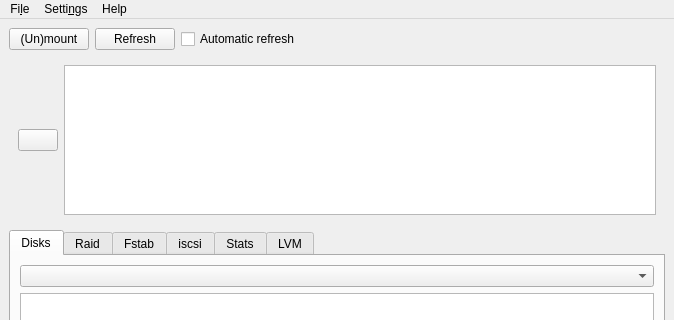
First picture: the form in ui/main.ui, repository iddekingej/blgui, before the edit; both pictures show x 0 to 674 and y 0 to 320 of the 674 by 648 pixel window.
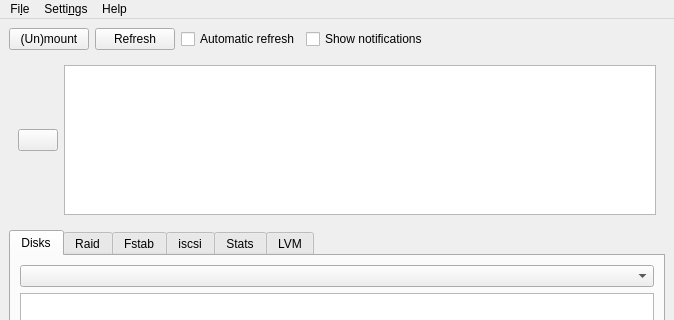
Second picture: the form after the edit. Icons and pictures are not drawn.

Commit message: *Disable/Enable notifications

The edit to the form file:
```diff
--- a/ui/main.ui
+++ b/ui/main.ui
@@ -74,15 +74,25 @@
          </widget>
         </item>
         <item>
-         <widget class="QLabel" name="arInfo">
-          <property name="styleSheet">
-           <string notr="true">QLabel{color:#F00;}</string>
-          </property>
+         <widget class="QCheckBox" name="shownotifications">
           <property name="text">
-           <string/>
+           <string>Show notifications</string>
           </property>
          </widget>
         </item>
+        <item>
+         <spacer name="horizontalSpacer">
+          <property name="orientation">
+           <enum>Qt::Horizontal</enum>
+          </property>
+          <property name="sizeHint" stdset="0">
+           <size>
+            <width>40</width>
+            <height>20</height>
+           </size>
+          </property>
+         </spacer>
+        </item>
        </layout>
       </item>
       <item>
```
The commit also changes 4 other files.
